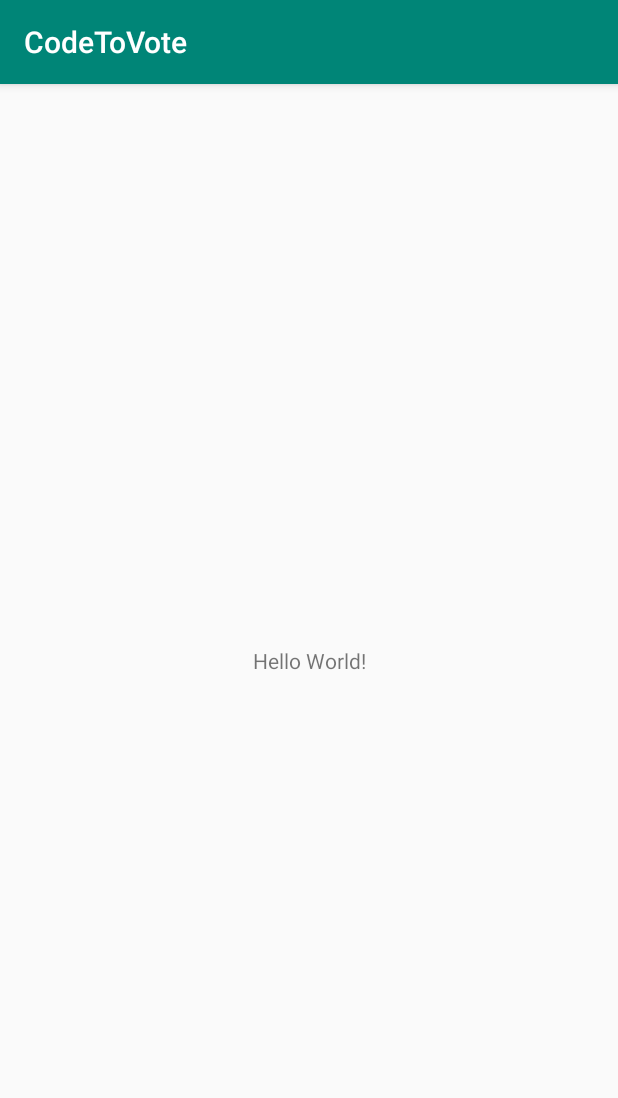
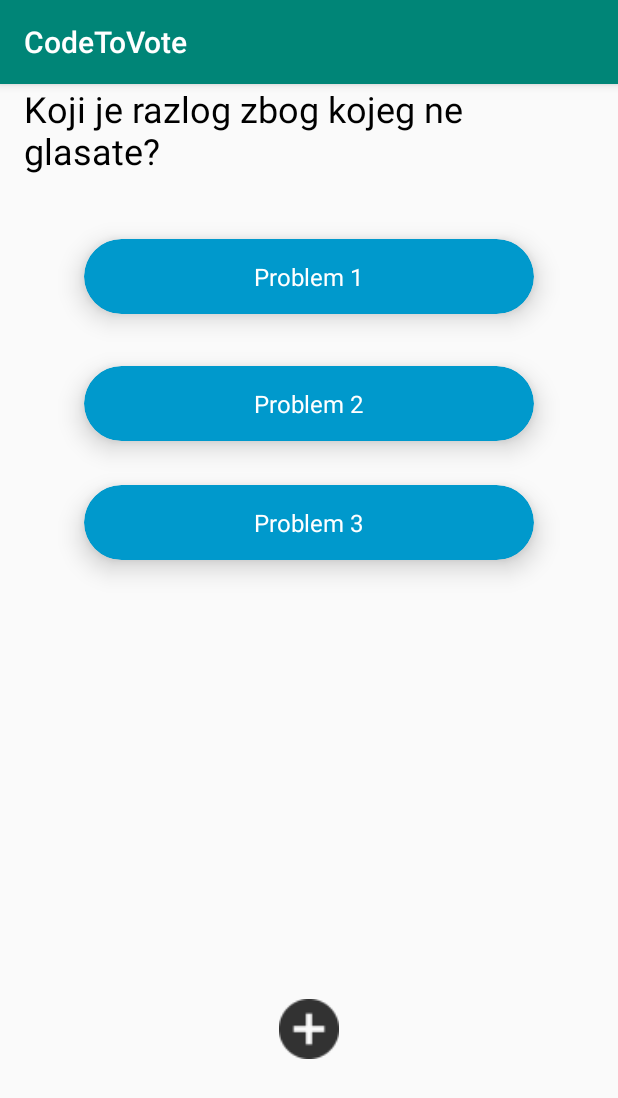
Before and after one commit to OgiVanKenobi/Code-to-Vote, an Android app: the screen it shows after launch (MainActivity), on a phone screen of 412 x 824 dp. Shown: the top 1098 px of the screen. Run offline under Robolectric (Android 15) with nearby library versions, the phone set to English and light mode, and no system bars.

Commit message:
--Primary activity_main layout design

```diff
--- a/app/build.gradle
+++ b/app/build.gradle
@@ -25,4 +25,5 @@ dependencies {
     testImplementation 'junit:junit:4.12'
     androidTestImplementation 'com.android.support.test:runner:1.0.2'
     androidTestImplementation 'com.android.support.test.espresso:espresso-core:3.0.2'
+    implementation 'com.android.support:cardview-v7:28.0.0'
 }
--- a/app/src/main/java/com/example/android/codetovote/MainActivity.java
+++ b/app/src/main/java/com/example/android/codetovote/MainActivity.java
@@ -2,14 +2,31 @@ package com.example.android.codetovote;
 
 import android.support.v7.app.AppCompatActivity;
 import android.os.Bundle;
+import android.view.View;
+import android.widget.ImageView;
 
 public class MainActivity extends AppCompatActivity {
+
+
+    private ImageView add_questionIcon;
+
 
     @Override
     protected void onCreate(Bundle savedInstanceState) {
         super.onCreate(savedInstanceState);
         setContentView(R.layout.activity_main);
 
+        add_questionIcon = findViewById(R.id.add_question);
+
+
+
+        add_questionIcon.setOnClickListener(new View.OnClickListener() {
+            @Override
+            public void onClick(View view) {
+
+            }
+        });
+
 
 
     }
--- a/app/src/main/res/layout/activity_main.xml
+++ b/app/src/main/res/layout/activity_main.xml
@@ -6,13 +6,112 @@
     android:layout_height="match_parent"
     tools:context=".MainActivity">
 
-    <TextView
-        android:layout_width="wrap_content"
-        android:layout_height="wrap_content"
-        android:text="Hello World!"
-        app:layout_constraintBottom_toBottomOf="parent"
-        app:layout_constraintLeft_toLeftOf="parent"
-        app:layout_constraintRight_toRightOf="parent"
-        app:layout_constraintTop_toTopOf="parent" />
+    <RelativeLayout
+        android:layout_width="match_parent"
+        android:layout_height="match_parent">
 
+        <TextView
+            android:layout_width="wrap_content"
+            android:layout_height="wrap_content"
+            android:textColor="#000000"
+            android:textSize="24sp"
+            android:layout_centerHorizontal="true"
+            android:text="Koji je razlog zbog kojeg ne glasate?"
+            android:layout_marginLeft="16dp"
+            android:layout_marginRight="16dp"/>
+
+        <android.support.v7.widget.CardView
+            android:id="@+id/Problem1Button"
+            android:layout_width="300dp"
+            android:layout_height="50dp"
+            android:layout_alignParentTop="true"
+            android:layout_centerHorizontal="true"
+            android:layout_marginTop="103dp"
+            app:cardBackgroundColor="@android:color/holo_blue_dark"
+            app:cardCornerRadius="25dp"
+            app:cardElevation="10dp">
+
+            <RelativeLayout
+                android:layout_width="match_parent"
+                android:layout_height="match_parent">
+
+                <TextView
+                    android:layout_width="wrap_content"
+                    android:layout_height="wrap_content"
+                    android:layout_centerHorizontal="true"
+                    android:layout_centerVertical="true"
+                    android:text="Problem 1"
+                    android:textColor="#ffffff"
+                    android:textSize="16sp" />
+
+            </RelativeLayout>
+        </android.support.v7.widget.CardView>
+
+        <android.support.v7.widget.CardView
+            android:id="@+id/Problem2Button"
+            android:layout_width="300dp"
+            android:layout_height="50dp"
+            android:layout_alignParentTop="true"
+            android:layout_centerHorizontal="true"
+            android:layout_marginTop="188dp"
+            app:cardBackgroundColor="@android:color/holo_blue_dark"
+            app:cardCornerRadius="25dp"
+            app:cardElevation="10dp">
+
+            <RelativeLayout
+                android:layout_width="match_parent"
+                android:layout_height="match_parent">
+
+                <TextView
+                    android:layout_width="wrap_content"
+                    android:layout_height="wrap_content"
+                    android:layout_centerHorizontal="true"
+                    android:layout_centerVertical="true"
+                    android:text="Problem 2"
+                    android:textColor="#ffffff"
+                    android:textSize="16sp" />
+
+            </RelativeLayout>
+        </android.support.v7.widget.CardView>
+
+
+        <android.support.v7.widget.CardView
+            android:id="@+id/Problem3Button"
+            android:layout_width="300dp"
+            android:layout_height="50dp"
+            android:layout_alignParentTop="true"
+            android:layout_centerHorizontal="true"
+            android:layout_marginTop="267dp"
+            app:cardBackgroundColor="@android:color/holo_blue_dark"
+            app:cardCornerRadius="25dp"
+            app:cardElevation="10dp">
+
+            <RelativeLayout
+                android:layout_width="match_parent"
+                android:layout_height="match_parent">
+
+                <TextView
+                    android:layout_width="wrap_content"
+                    android:layout_height="wrap_content"
+                    android:layout_centerHorizontal="true"
+                    android:layout_centerVertical="true"
+                    android:text="Problem 3"
+                    android:textColor="#ffffff"
+                    android:textSize="16sp" />
+
+            </RelativeLayout>
+        </android.support.v7.widget.CardView>
+
+
+        <ImageView
+            android:id="@+id/add_question"
+            android:layout_width="40dp"
+            android:layout_height="40dp"
+            android:layout_alignParentBottom="true"
+            android:layout_centerHorizontal="true"
+            android:layout_marginBottom="118dp"
+            android:src="@drawable/add_question"/>
+
+
+    </RelativeLayout>
 </android.support.constraint.ConstraintLayout>
```
Also changed, not shown: app/src/main/res/drawable-hdpi/add_question.png (added), app/src/main/res/drawable-mdpi/add_question.png (added), app/src/main/res/drawable-xhdpi/add_question.png (added), app/src/main/res/drawable-xxhdpi/add_question.png (added), app/src/main/res/drawable-xxxhdpi/add_question.png (added).
